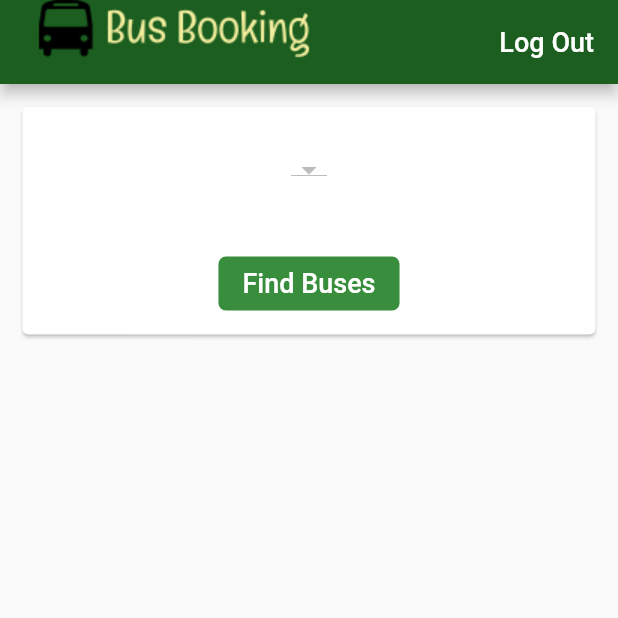
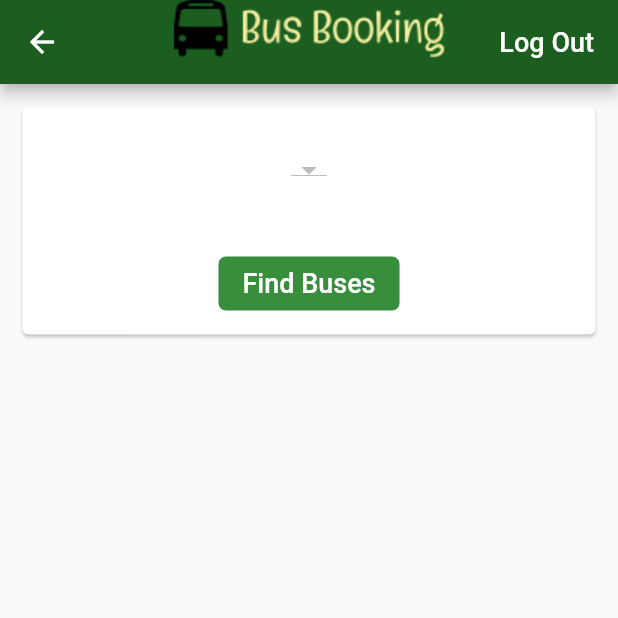
Before and after one commit to Hiruna-Kumara/transport_booking_system_passenger_mobile, a Flutter app: the GetTurnByRouteID screen opened directly, on a phone screen of 412 x 824 dp, the top half of it. Run offline on Flutter 3.47's test engine with Material 2 defaults, Android fonts, the phone set to English and light mode, and no system bars; our stand-ins replace shared_preferences, string_validator, webview_flutter; missing offline and left inert: http_auth; accounts and stored records are empty.

```diff
--- a/lib/views/pages/getTurnByRouteID.dart
+++ b/lib/views/pages/getTurnByRouteID.dart
@@ -3,6 +3,8 @@ import 'package:shared_preferences/shared_preferences.dart';
 import 'package:transport_booking_system_passenger_mobile/controllers/authController.dart';
 import 'package:transport_booking_system_passenger_mobile/models/apiResponse.dart';
 import 'package:transport_booking_system_passenger_mobile/models/routesDropdown.dart';
+import 'package:transport_booking_system_passenger_mobile/views/pages/home.dart';
+import 'package:transport_booking_system_passenger_mobile/views/pages/route_details.dart';
 import 'package:transport_booking_system_passenger_mobile/views/pages/trip_details_by_id.dart';
 // import 'package:transport_booking_system_passenger_mobile/controllers/authController.dart';
 // import 'package:transport_booking_system_passenger_mobile/models/apiResponse.dart';
@@ -32,6 +34,7 @@ class _GetTurnByRouteIDState extends State<GetTurnByRouteID> {
   String routeId;
   String journeyDate = DateTime.now().toString();
   bool _isLoading;
+  bool _isLoadingLogged=true;
   String errorMessage;
   APIResponse<List<RoutesDropdown>> _apiResponse;
   final AuthController _auth = AuthController();
@@ -39,6 +42,10 @@ class _GetTurnByRouteIDState extends State<GetTurnByRouteID> {
   List<String> dropdownList = [];
   String holder;
   String dropdownValue;
+
+  String uid;
+  String token;
+
   Future<Null> _selectDate(BuildContext context) async {
     final DateTime picked = await showDatePicker(
         context: context,
@@ -54,8 +61,13 @@ class _GetTurnByRouteIDState extends State<GetTurnByRouteID> {
 
   @override
   void initState() {
-    _fetchRouteDropdown();
+    checkLoginStatus();
+    // _isLoadingLogged:
+    // _fetchRouteDropdown();
     super.initState();
+
+
+
   }
 
   _fetchRouteDropdown() async {
@@ -80,6 +92,26 @@ class _GetTurnByRouteIDState extends State<GetTurnByRouteID> {
       dropdownList.add('${dropdownDetails[i].id}');
     }
   }
+  checkLoginStatus() async {
+    sharedPreferences = await SharedPreferences.getInstance();
+    if (sharedPreferences.getString("token") == null) {
+      print("no shared");
+      Navigator.of(context).pushReplacement(MaterialPageRoute(
+        builder: (context) => LoginPage()
+      )); // if user is not logged in navigate to sign in page
+    } else {
+      setState(() {
+        _isLoadingLogged = true;
+      });
+      uid = sharedPreferences.getString("uid");
+      token = sharedPreferences.getString("token");
+      print(uid+"   uid in search by route");
+      setState(() {
+        _isLoadingLogged = false;
+      });
+    }
+  }
+
 
   void getDropDownItem() {
     setState(() {
@@ -90,10 +122,18 @@ class _GetTurnByRouteIDState extends State<GetTurnByRouteID> {
   // final RoutesDropdown routesDropdown=dropdownDetails;
   @override
   Widget build(BuildContext context) {
+    // return _isLoading ? Center(child: CircularProgressIndicator()) : Scaffold(
     return Scaffold(
       appBar: AppBar(
+        leading: IconButton(
+    icon: Icon(Icons.arrow_back, color: Colors.white),
+    // onPressed: () => Navigator.of(context).pop(),
+     onPressed: () =>Navigator.of(context).pushReplacement(MaterialPageRoute(builder: (context) => Home()))
+  ),
+  title: PageTitleHomePage(),
+  centerTitle: true,
         backgroundColor: Colors.green[900],
-        title: PageTitleHomePage(),
+        // title: PageTitleHomePage(),
         actions: <Widget>[
           //   FlatButton(
           //     child: Text(
@@ -120,7 +160,7 @@ class _GetTurnByRouteIDState extends State<GetTurnByRouteID> {
               ),
             ),
             onPressed: () {
-              sharedPreferences.clear();
+              // sharedPreferences.clear();
               // shoule make changes to shared preference
               Navigator.of(context).pushReplacement(
                   MaterialPageRoute(builder: (context) => LoginPage()));
@@ -128,7 +168,8 @@ class _GetTurnByRouteIDState extends State<GetTurnByRouteID> {
           ),
         ],
       ),
-      body: SingleChildScrollView(
+      body:_isLoadingLogged ? Center(child: CircularProgressIndicator()) : SingleChildScrollView(
+      // body: SingleChildScrollView(
         child: Card(
           margin: EdgeInsets.all(15.0),
           child: Padding(
```
